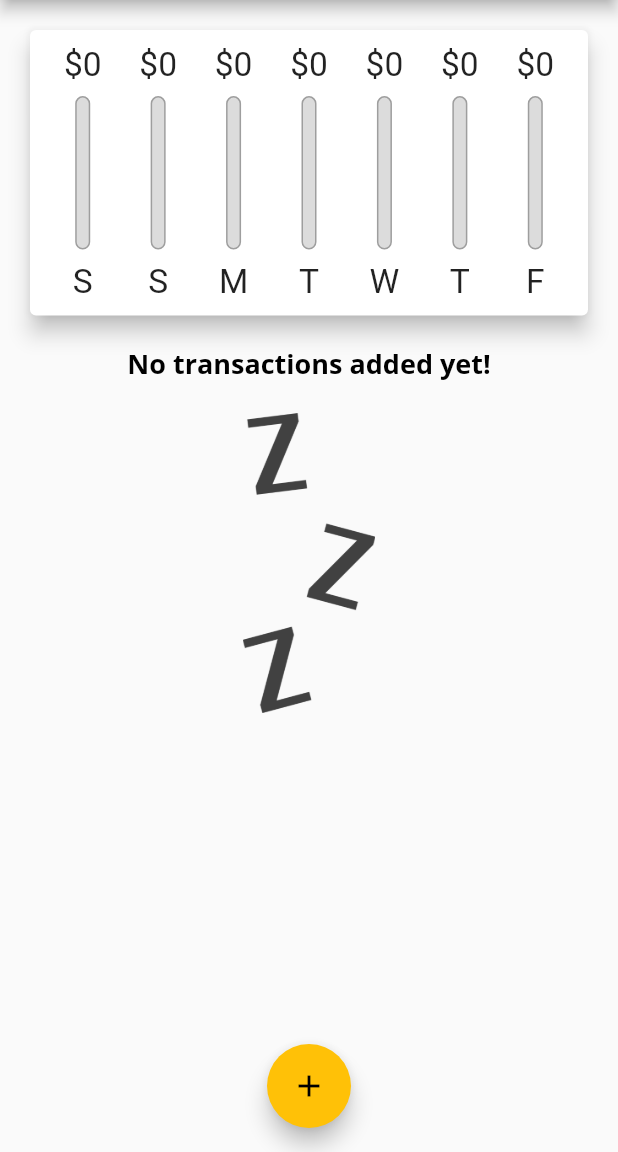
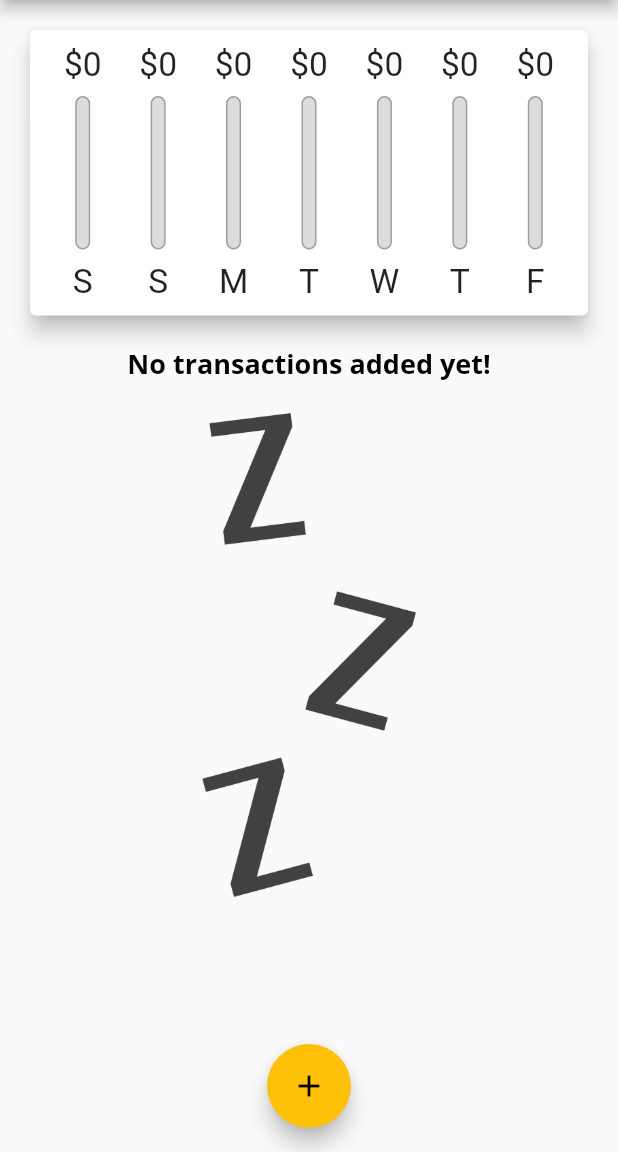
Before and after one commit to CarolineRodrigues/expenses_planner_flutter, a Flutter app: the screen it shows after launch, on a phone screen of 412 x 824 dp, the part 84-1236 px from its top. Run offline on Flutter 3.47's test engine with Material 2 defaults, Android fonts, the light colour scheme and no system bars.

Commit message:
Expenses Planner

```diff
--- a/lib/main.dart
+++ b/lib/main.dart
@@ -75,6 +75,8 @@
     // ),
   ];
 
+  bool _showChart = false;
+
   List<Transaction> get _recentTransactions {
     return _userTransactions.where((tx) {
       return tx.date.isAfter(
@@ -120,6 +122,8 @@
 
   @override
   Widget build(BuildContext context) {
+    final isLandscape =
+        MediaQuery.of(context).orientation == Orientation.landscape;
     final appBar = AppBar(
       title: Text(
         'Personal Expenses',
@@ -131,6 +135,15 @@
         ),
       ],
     );
+
+    final txListWidget = Container(
+      height: (MediaQuery.of(context).size.height -
+              appBar.preferredSize.height -
+              MediaQuery.of(context).padding.top) *
+          0.7,
+      child: TransactionList(_userTransactions, _deleteTransaction),
+    );
+
     return Scaffold(
       appBar: appBar,
       body: SingleChildScrollView(
@@ -138,6 +151,24 @@
           // mainAxisAlignment: MainAxisAlignment.spaceAround,
           crossAxisAlignment: CrossAxisAlignment.stretch,
           children: [
+            if (isLandscape)
+              Row(
+                mainAxisAlignment: MainAxisAlignment.center,
+                children: [
+                  Text('Show Chart'),
+                  Switch(
+                    value: _showChart,
+                    onChanged: (val) {
+                      setState(
+                        () {
+                          _showChart = val;
+                        },
+                      );
+                    },
+                  ),
+                ],
+              ),
+            if (!isLandscape)
               Container(
                 height: (MediaQuery.of(context).size.height -
                         appBar.preferredSize.height -
@@ -145,13 +176,17 @@
                     0.3,
                 child: Chart(_recentTransactions),
               ),
-            Container(
+            if (!isLandscape) txListWidget,
+            if (isLandscape)
+              _showChart
+                  ? Container(
                       height: (MediaQuery.of(context).size.height -
                               appBar.preferredSize.height -
                               MediaQuery.of(context).padding.top) *
                           0.7,
-              child: TransactionList(_userTransactions, _deleteTransaction),
-            ),
+                      child: Chart(_recentTransactions),
+                    )
+                  : txListWidget,
           ],
         ),
       ),
--- a/lib/widgets/transaction_list.dart
+++ b/lib/widgets/transaction_list.dart
@@ -11,7 +11,8 @@
   @override
   Widget build(BuildContext context) {
     return transactions.isEmpty
-        ? Column(
+        ? LayoutBuilder(builder: (ctx, constraints) {
+            return Column(
               children: [
                 Text(
                   'No transactions added yet!',
@@ -21,14 +22,15 @@
                   height: 20,
                 ),
                 Container(
-                height: 200,
+                  height: constraints.maxHeight * 0.6,
                   child: Image.asset(
                     'assets/images/waiting.png',
                     fit: BoxFit.cover,
                   ),
                 ),
               ],
-          )
+            );
+          })
         : ListView.builder(
             itemBuilder: (ctx, index) {
               // return Card(
```
Lines whose indentation alone changed are shown as unchanged.
